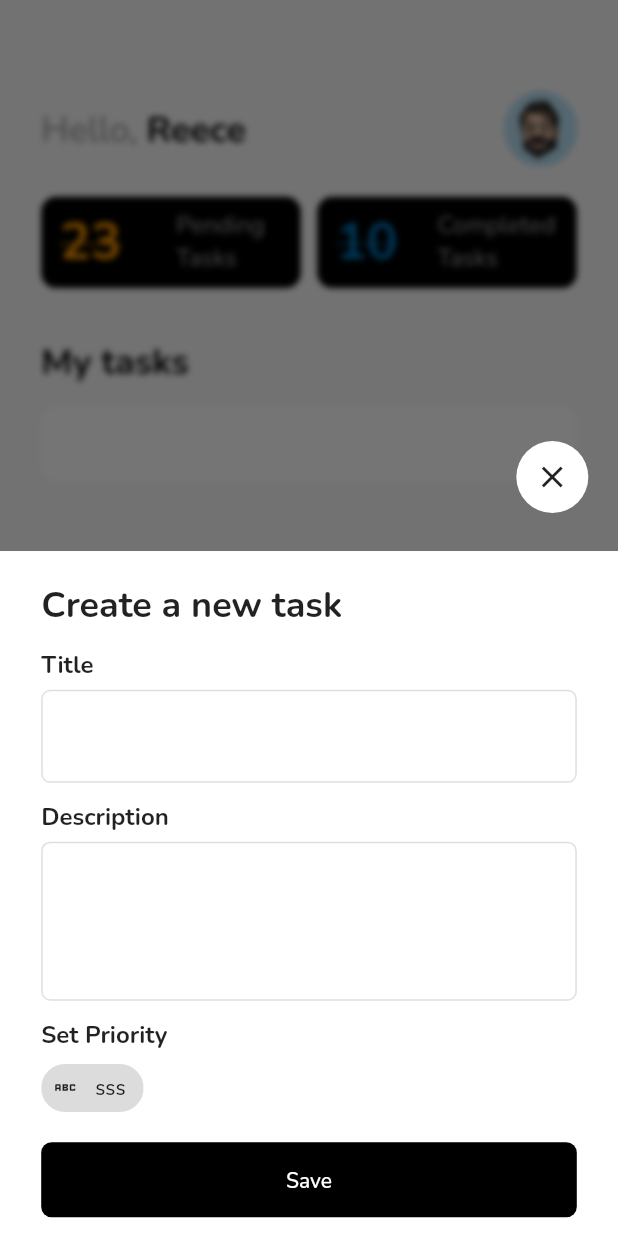
After one commit to onuohasilver/todoly, a Flutter app: the TasksOverview screen opened directly, after a tap on the "add" icon, on a phone screen of 412 x 824 dp. The commit adds this screen. Run offline on Flutter 3.47's test engine with Material 2 defaults, Android fonts, the phone set to English and light mode, and no system bars; our stand-ins replace animate_do, flutter_screenutil, google_fonts.

Commit message:
implement custom components [Overlays and Buttons]

```diff
--- a/lib/main.dart
+++ b/lib/main.dart
@@ -1,5 +1,6 @@
 import 'package:flutter/material.dart';
 import 'package:flutter_screenutil/flutter_screenutil.dart';
+import 'package:google_fonts/google_fonts.dart';
 import 'package:todoly/modules/intro/views/intro.dart';
 
 final GlobalKey<NavigatorState> navigatorKey = GlobalKey<NavigatorState>();
@@ -21,7 +22,7 @@ class MyApp extends StatelessWidget {
         theme: ThemeData(
             primarySwatch: Colors.blue,
             cardColor: Colors.orange,
-            ),
+            textTheme: GoogleFonts.nunitoTextTheme()),
         home: const Intro(),
       ),
     );
--- /dev/null
+++ b/lib/modules/tasks/views/add_task.dart
@@ -0,0 +1,53 @@
+import 'package:flutter/material.dart';
+import 'package:flutter_screenutil/flutter_screenutil.dart';
+import 'package:todoly/widgets/buttons/custom_flat_button.dart';
+import 'package:todoly/widgets/inputs/custom_text_field.dart';
+import 'package:todoly/widgets/layout/box_sizing.dart';
+
+class AddTask extends StatelessWidget {
+  const AddTask({super.key});
+
+  @override
+  Widget build(BuildContext context) {
+    return Container(
+      height: 450.h,
+      width: double.infinity,
+      color: Colors.white,
+      padding: EdgeInsets.symmetric(horizontal: 25.w),
+      child: Column(
+        crossAxisAlignment: CrossAxisAlignment.start,
+        children: [
+          const YSpace(20),
+          Text(
+            "Create a new task",
+            style: Theme.of(context)
+                .textTheme
+                .subtitle1!
+                .copyWith(fontSize: 24, fontWeight: FontWeight.bold),
+          ),
+          const YSpace(12),
+          const CustomTextField(label: "Title"),
+          const YSpace(12),
+          const CustomTextField(label: "Description", maxLines: 3),
+          const YSpace(12),
+          Text(
+            "Set Priority",
+            style: Theme.of(context)
+                .textTheme
+                .subtitle1!
+                .copyWith(fontWeight: FontWeight.bold),
+          ),
+          const Chip(label: Text("sss"), avatar: Icon(Icons.abc)),
+          const YSpace(12),
+          CustomFlatButton(
+            onTap: () {},
+            label: "Save",
+            bgColor: Colors.black,
+            expand: true,
+          ),
+          const YSpace(12)
+        ],
+      ),
+    );
+  }
+}
--- a/lib/modules/tasks/views/overview.dart
+++ b/lib/modules/tasks/views/overview.dart
@@ -1,6 +1,11 @@
+import 'package:animate_do/animate_do.dart';
 import 'package:flutter/material.dart';
 import 'package:flutter_screenutil/flutter_screenutil.dart';
+import 'package:todoly/modules/tasks/views/add_task.dart';
+import 'package:todoly/widgets/custom_overlays.dart';
 import 'package:todoly/widgets/layout/box_sizing.dart';
+
+import 'widgets/task_status_card.dart';
 
 class TasksOverview extends StatelessWidget {
   const TasksOverview({super.key});
@@ -8,19 +13,31 @@ class TasksOverview extends StatelessWidget {
   @override
   Widget build(BuildContext context) {
     return Scaffold(
+      backgroundColor: const Color(0xFFF8F8F8),
+      floatingActionButton: FloatingActionButton(
+        onPressed: () => CustomOverlays().showSheet(child: const AddTask()),
+        backgroundColor: Colors.black,
+        child: const Icon(Icons.add),
+      ),
       body: Padding(
         padding: EdgeInsets.symmetric(horizontal: 25.w),
         child: Column(
           crossAxisAlignment: CrossAxisAlignment.start,
           children: [
             const YSpace(60),
+            Row(
+              mainAxisAlignment: MainAxisAlignment.spaceBetween,
+              children: [
                 Text.rich(
                   TextSpan(
                       text: "Hello, ",
                       children: [
                         TextSpan(
                             text: "Reece",
-                        style: Theme.of(context).textTheme.bodyText1!.copyWith(
+                            style: Theme.of(context)
+                                .textTheme
+                                .bodyText1!
+                                .copyWith(
                                     color: Colors.black,
                                     fontWeight: FontWeight.bold,
                                     height: 1.5,
@@ -31,19 +48,52 @@ class TasksOverview extends StatelessWidget {
                           .bodyText1!
                           .copyWith(fontSize: 24, color: Colors.grey)),
                 ),
+                FadeIn(
+                  child: Image.asset(
+                    "assets/avatar.png",
+                    height: 50,
+                  ),
+                )
+              ],
+            ),
             const YSpace(20),
             Row(
               children: [
-                TaskStatusCard(
+                Expanded(
+                  child: SlideInLeft(
+                    child: TaskStatusCard(
                         color: Theme.of(context).cardColor,
                         label: "Pending\nTasks",
                         value: "23"),
+                  ),
+                ),
                 const XSpace(10),
-                TaskStatusCard(
+                Expanded(
+                  child: SlideInRight(
+                    child: TaskStatusCard(
                         color: Colors.lightBlue.shade800,
                         label: "Completed\nTasks",
                         value: "10"),
+                  ),
+                ),
               ],
+            ),
+            const YSpace(30),
+            Text("My tasks",
+                style: Theme.of(context).textTheme.bodyText1!.copyWith(
+                    color: Colors.black,
+                    fontWeight: FontWeight.bold,
+                    height: 1.5,
+                    fontSize: 24)),
+            const YSpace(12),
+            Container(
+              height: 50,
+              width: double.infinity,
+              decoration: BoxDecoration(
+                  color: Colors.white, borderRadius: BorderRadius.circular(10)),
+              child: Row(
+                children: const [],
+              ),
             )
           ],
         ),
--- a/lib/modules/tasks/views/widgets/task_status_card.dart
+++ b/lib/modules/tasks/views/widgets/task_status_card.dart
@@ -13,8 +13,7 @@ class TaskStatusCard extends StatelessWidget {
 
   @override
   Widget build(BuildContext context) {
-    return Expanded(
-      child: Container(
+    return Container(
       height: 60.h,
       clipBehavior: Clip.hardEdge,
       decoration: BoxDecoration(
@@ -50,7 +49,6 @@ class TaskStatusCard extends StatelessWidget {
           ),
         ],
       ),
-      ),
     );
   }
 }
--- a/lib/widgets/buttons/custom_flat_button.dart
+++ b/lib/widgets/buttons/custom_flat_button.dart
@@ -30,7 +30,7 @@ class CustomFlatButton extends StatelessWidget {
       onPressed: onTap,
       style: ButtonStyle(
           elevation: MaterialStateProperty.all(elevation.toDouble()),
-          minimumSize: MaterialStateProperty.all(const Size(250, 45)),
+          minimumSize: MaterialStateProperty.all(const Size(250, 50)),
           shape: MaterialStateProperty.all(
               RoundedRectangleBorder(borderRadius: BorderRadius.circular(7))),
           side: hasBorder
--- /dev/null
+++ b/lib/widgets/custom_overlays.dart
@@ -0,0 +1,70 @@
+import 'dart:ui';
+
+import 'package:animate_do/animate_do.dart';
+import 'package:flutter/material.dart';
+import 'package:flutter_screenutil/flutter_screenutil.dart';
+import 'package:todoly/core/navigator.dart';
+import 'package:todoly/main.dart';
+import 'package:todoly/widgets/layout/box_sizing.dart';
+
+class CustomOverlays {
+  showPopup(child, {bool popPrevious = false}) {
+    if (popPrevious) Navigate.pop();
+    showDialog(
+        context: navigatorKey.currentContext!,
+        builder: (context) {
+          return Dialog(
+            child: child,
+            insetPadding: EdgeInsets.symmetric(horizontal: 12.w),
+          );
+        });
+  }
+
+  showSheet({required child, Function()? onClose, bool popPrevious = false}) {
+    if (popPrevious) Navigate.pop();
+    showModalBottomSheet(
+      isScrollControlled: true,
+      context: navigatorKey.currentContext!,
+      backgroundColor: Colors.transparent,
+      builder: (context) {
+        return GestureDetector(
+          onTap: () => FocusManager.instance.primaryFocus?.unfocus(),
+          child: Padding(
+            padding: EdgeInsets.only(
+                bottom: MediaQuery.of(context).viewInsets.bottom),
+            child: BackdropFilter(
+              filter: ImageFilter.blur(sigmaX: 2, sigmaY: 2),
+              child: SlideInUp(
+                child: SizedBox(
+                  // height: height.h,
+                  child: SingleChildScrollView(
+                    child: Column(
+                      crossAxisAlignment: CrossAxisAlignment.start,
+                      children: [
+                        Padding(
+                          padding: EdgeInsets.only(right: 18.w),
+                          child: Align(
+                            alignment: Alignment.bottomRight,
+                            child: Material(
+                              color: Colors.white,
+                              type: MaterialType.circle,
+                              child: IconButton(
+                                  onPressed: () => Navigate.pop(),
+                                  icon: const Icon(Icons.close)),
+                            ),
+                          ),
+                        ),
+                        const YSpace(25),
+                        child,
+                      ],
+                    ),
+                  ),
+                ),
+              ),
+            ),
+          ),
+        );
+      },
+    ).then((value) => onClose?.call());
+  }
+}
--- /dev/null
+++ b/lib/widgets/inputs/custom_text_field.dart
@@ -0,0 +1,58 @@
+import 'package:flutter/material.dart';
+import 'package:flutter/services.dart';
+import 'package:todoly/widgets/layout/box_sizing.dart';
+
+class CustomTextField extends StatelessWidget {
+  const CustomTextField(
+      {Key? key,
+      required this.label,
+      this.validator,
+      this.hint,
+      this.borderRadius,
+      this.onChanged,
+      this.maxLines = 1,
+      this.formatter,
+      this.initialValue})
+      : super(key: key);
+  final String label;
+  final String? hint, initialValue;
+  final BorderRadius? borderRadius;
+  final Function(String)? onChanged;
+  final String? Function(String?)? validator;
+  final List<TextInputFormatter>? formatter;
+  final int maxLines;
+  @override
+  Widget build(BuildContext context) {
+    return Column(
+      crossAxisAlignment: CrossAxisAlignment.start,
+      children: [
+        Text(label,
+            style: Theme.of(context)
+                .textTheme
+                .subtitle1!
+                .copyWith(fontWeight: FontWeight.bold)),
+        const YSpace(5),
+        TextFormField(
+          inputFormatters: formatter,
+          initialValue: initialValue,
+          validator: validator,
+          onChanged: onChanged,
+          maxLines: maxLines,
+          decoration: InputDecoration(
+            hintText: hint,
+            hintStyle: TextStyle(color: Colors.grey.shade400),
+            enabledBorder: OutlineInputBorder(
+                borderRadius: borderRadius ?? BorderRadius.circular(6),
+                borderSide: const BorderSide(
+                    color: Color.fromARGB(255, 224, 222, 222))),
+            border: OutlineInputBorder(
+                borderRadius: BorderRadius.circular(6),
+                borderSide: const BorderSide(color: Color(0xFFCCCCCC))),
+
+            // label: CustomText(label, size: 14),
+          ),
+        ),
+      ],
+    );
+  }
+}
--- a/pubspec.yaml
+++ b/pubspec.yaml
@@ -3,7 +3,7 @@ description: A new Flutter project.
 
 # The following line prevents the package from being accidentally published to
 # pub.dev using `flutter pub publish`. This is preferred for private packages.
-publish_to: 'none' # Remove this line if you wish to publish to pub.dev
+publish_to: "none" # Remove this line if you wish to publish to pub.dev
 
 # The following defines the version and build number for your application.
 # A version number is three numbers separated by dots, like 1.2.43
@@ -30,13 +30,13 @@ dependencies:
   flutter:
     sdk: flutter
 
-
   # The following adds the Cupertino Icons font to your application.
   # Use with the CupertinoIcons class for iOS style icons.
   cupertino_icons: ^1.0.2
   provider: ^6.0.5
   animate_do: ^3.0.2
   flutter_screenutil: ^5.6.1
+  google_fonts: 3.0.1
 
 dev_dependencies:
   flutter_test:
@@ -54,7 +54,6 @@ dev_dependencies:
 
 # The following section is specific to Flutter packages.
 flutter:
-
   # The following line ensures that the Material Icons font is
   # included with your application, so that you can use the icons in
   # the material Icons class.
```
Also changed, not shown: assets/avatar.png (added), pubspec.lock, 10 other files. Lines whose indentation alone changed are shown as unchanged.
